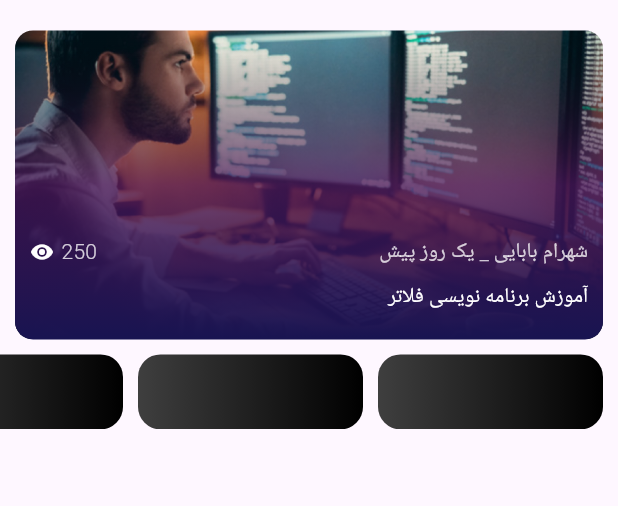
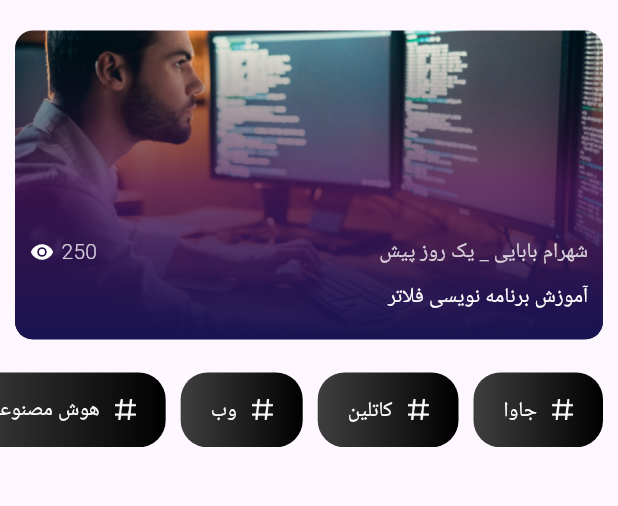
Before and after one commit to shahrambabaei/techBlog, a Flutter app: the screen it shows after launch, on a phone screen of 412 x 824 dp, the part 97-603 px from its top. Run offline on Flutter 3.47's test engine with Material 3 defaults, Android fonts, the phone set to English and light mode, and no system bars; our stand-ins replace flutter_spinkit; Roboto replaces fonts that are missing (dana).

Commit message:
feat:tagList in homeScreen

```diff
--- a/lib/gen/assets.gen.dart
+++ b/lib/gen/assets.gen.dart
@@ -8,6 +8,17 @@
 // ignore_for_file: directives_ordering,unnecessary_import,implicit_dynamic_list_literal,deprecated_member_use
 
 import 'package:flutter/widgets.dart';
+
+class $AssetsIconsGen {
+  const $AssetsIconsGen();
+
+  /// File path: assets/icons/hashTagIcon.png
+  AssetGenImage get hashTagIcon =>
+      const AssetGenImage('assets/icons/hashTagIcon.png');
+
+  /// List of all assets
+  List<AssetGenImage> get values => [hashTagIcon];
+}
 
 class $AssetsImagesGen {
   const $AssetsImagesGen();
@@ -25,6 +36,7 @@ class $AssetsImagesGen {
 class Assets {
   Assets._();
 
+  static const $AssetsIconsGen icons = $AssetsIconsGen();
   static const $AssetsImagesGen images = $AssetsImagesGen();
 }
 
--- a/lib/models/data_model.dart
+++ b/lib/models/data_model.dart
@@ -1,5 +1,5 @@
-class HashTag {
+class HashTagModel {
   String title;
 
-  HashTag({required this.title});
+  HashTagModel({required this.title});
 }
--- a/lib/models/fake_data.dart
+++ b/lib/models/fake_data.dart
@@ -1,3 +1,5 @@
+import 'package:techblog/models/data_model.dart';
+
 import '../gen/assets.gen.dart';
 
 Map homepageBanner = {
@@ -7,3 +9,12 @@ Map homepageBanner = {
   "titleBanner": "آموزش برنامه نویسی فلاتر",
   "view": "250"
 };
+
+List<HashTagModel> tagList = [
+  HashTagModel(title: "جاوا"),
+  HashTagModel(title: "کاتلین"),
+  HashTagModel(title: "وب"),
+  HashTagModel(title: "هوش مصنوعی"),
+  HashTagModel(title: "دارت"),
+  HashTagModel(title: "لاراول"),
+];
--- a/lib/view/main_screen.dart
+++ b/lib/view/home_screen.dart
@@ -20,7 +20,7 @@ class _MainScreenState extends State<MainScreen> {
         body: Center(
             child: Column(
           mainAxisAlignment: MainAxisAlignment.start,
-          children: [
+          children: <Widget>[
             Padding(
               padding: const EdgeInsets.fromLTRB(10, 10, 10, 5),
               child: Row(
@@ -106,24 +106,46 @@ class _MainScreenState extends State<MainScreen> {
                 ],
               ),
             ),
+            const SizedBox(height: 12,),
             SizedBox(
               height: 50,
               child: ListView.builder(
                 scrollDirection: Axis.horizontal,
-                padding: EdgeInsets.symmetric(horizontal: 10),
-                itemCount: 5,
+                padding: const EdgeInsets.symmetric(horizontal: 10),
+                itemCount: tagList.length,
                 itemBuilder: (context, index) {
-                  return Container(
-                    margin: EdgeInsets.only(left: 10),
-                    width: 150,
-                    height: 40,
-                    decoration: BoxDecoration(
-                        gradient: LinearGradient(
-                            begin: Alignment.centerRight,
-                            end: Alignment.centerLeft,
-                            colors: GradientColors.tags),
-                        color: Colors.lime,
-                        borderRadius: BorderRadius.circular(15)),
+                  return Padding(
+                    padding: const EdgeInsets.only(left: 10),
+                    child: Container(
+                      padding: const EdgeInsets.symmetric(horizontal: 20),
+                      height: 50,
+                      alignment: Alignment.center,
+                      decoration: BoxDecoration(
+                          gradient: const LinearGradient(
+                              begin: Alignment.centerRight,
+                              end: Alignment.centerLeft,
+                              colors: GradientColors.tags),
+
+                          borderRadius: BorderRadius.circular(18)),
+                      child: Row(
+                        mainAxisAlignment: MainAxisAlignment.center,
+                        children: <Widget>[
+                          ImageIcon(
+                              AssetImage(
+                                Assets.icons.hashTagIcon.path,
+                              ),
+                              size: 14,
+                              color: Colors.white),
+                          const SizedBox(
+                            width: 10,
+                          ),
+                          Text(
+                            tagList[index].title.toString(),
+                            style: textTheme.displayMedium,
+                          ),
+                        ],
+                      ),
+                    ),
                   );
                 },
               ),
--- a/lib/view/splash_screen.dart
+++ b/lib/view/splash_screen.dart
@@ -2,7 +2,7 @@ import 'package:flutter/material.dart';
 import 'package:flutter_spinkit/flutter_spinkit.dart';
 import 'package:techblog/constant/app_color.dart';
 import 'package:techblog/gen/assets.gen.dart';
-import 'package:techblog/view/main_screen.dart';
+import 'package:techblog/view/home_screen.dart';
 
 class SplashScreen extends StatefulWidget {
   const SplashScreen({Key? key}) : super(key: key);
--- a/pubspec.yaml
+++ b/pubspec.yaml
@@ -65,6 +65,7 @@ flutter:
 #   To add assets to your application, add an assets section, like this:
   assets:
      - assets/images/
+     - assets/icons/
   #   - images/a_dot_ham.jpeg
 
   # An image asset can refer to one or more resolution-specific "variants", see
```
Also changed, not shown: assets/icons/hashTagIcon.png (added).
